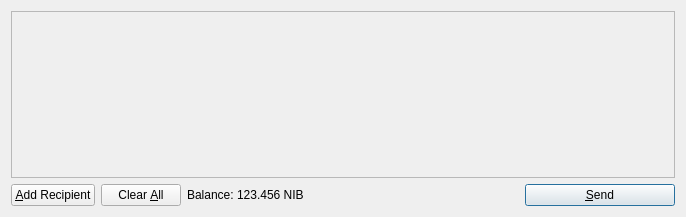
getnibble/nibble, file src/qt/forms/sendcoinsdialog.ui: the form before one commit.
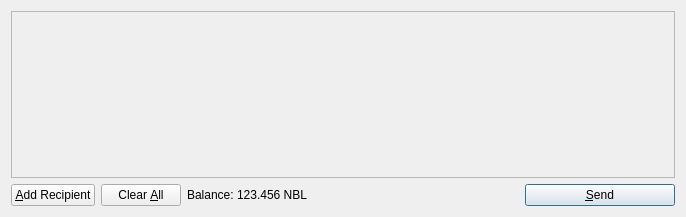
The form after the commit. Icons and pictures are not drawn.

What changed in the file:
```diff
--- a/src/qt/forms/sendcoinsdialog.ui
+++ b/src/qt/forms/sendcoinsdialog.ui
@@ -119,7 +119,7 @@
           <cursorShape>IBeamCursor</cursorShape>
          </property>
          <property name="text">
-          <string>123.456 NIB</string>
+          <string>123.456 NBL</string>
          </property>
          <property name="textInteractionFlags">
           <set>Qt::LinksAccessibleByMouse|Qt::TextSelectableByKeyboard|Qt::TextSelectableByMouse</set>
```
